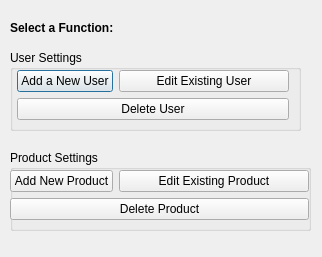
Above: adminsettings.ui from aishakandeell/cs2labproject before the change. Below: the same form after it.
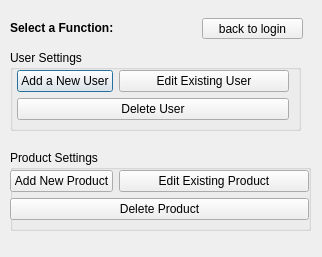
That is the form after the change.

Patch:
```diff
--- a/adminsettings.ui
+++ b/adminsettings.ui
@@ -118,6 +118,19 @@
     </layout>
    </widget>
   </widget>
+  <widget class="QPushButton" name="backtlogin">
+   <property name="geometry">
+    <rect>
+     <x>202</x>
+     <y>18</y>
+     <width>101</width>
+     <height>21</height>
+    </rect>
+   </property>
+   <property name="text">
+    <string>back to login</string>
+   </property>
+  </widget>
  </widget>
  <resources/>
  <connections/>
```
Left out of the diff: 8 changed lines with no effect on the pictures.
